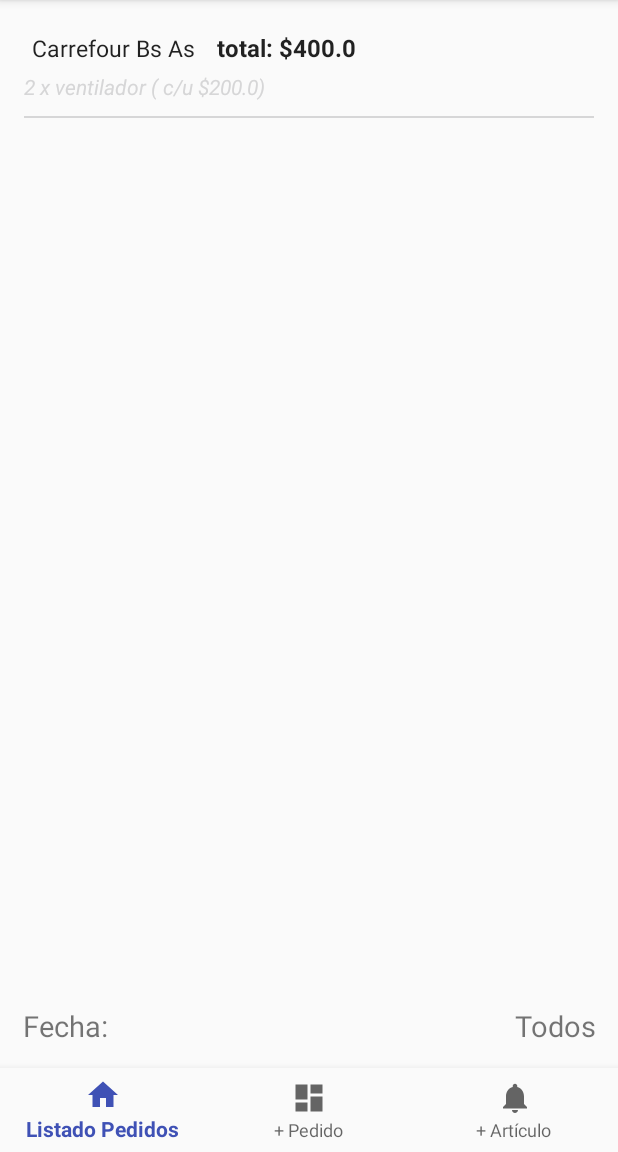
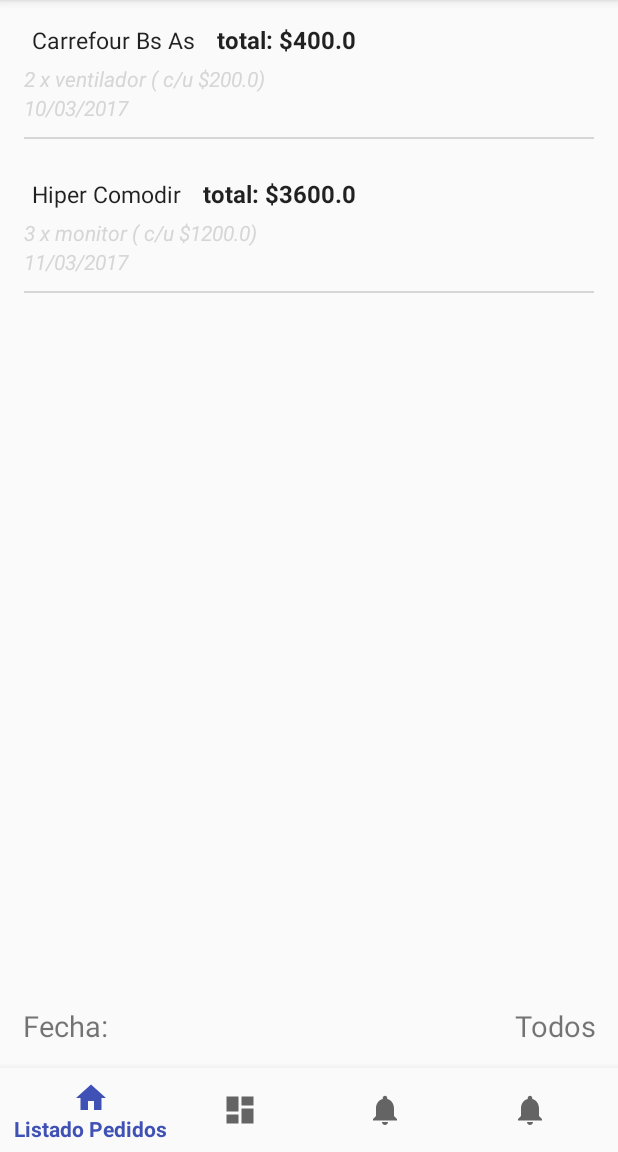
Before and after one commit to dengue8830/mvp, an Android app: the screen it shows after launch (MainActivity), on a phone screen of 412 x 824 dp, the part 84-1236 px from its top. Run offline under Robolectric (Android 15) with nearby library versions, the phone set to English and light mode, and no system bars; libraries missing offline, so code that uses them is left out: com.codetroopers.betterpickers.

Commit message:
agregando nuevo cliente

```diff
--- a/app/src/main/java/com/amla/examen2/adapters/ListadoPedidosAdapter.java
+++ b/app/src/main/java/com/amla/examen2/adapters/ListadoPedidosAdapter.java
@@ -11,7 +11,9 @@ import com.amla.examen2.model.vo.Pedido;
 
 import org.w3c.dom.Text;
 
+import java.text.SimpleDateFormat;
 import java.util.List;
+import java.util.Locale;
 
 public class ListadoPedidosAdapter extends RecyclerView.Adapter<ListadoPedidosAdapter.ViewHolder> {
 
@@ -34,6 +36,8 @@ public class ListadoPedidosAdapter extends RecyclerView.Adapter<ListadoPedidosAd
         holder.mCliente.setText(holder.mPedido.getCliente().getNombre());
         holder.mTotal.setText(" total: $"+holder.mPedido.getTotal());
         holder.mDetallePedido.setText(holder.mPedido.getCantidad()+" x "+holder.mPedido.getArticulo().getNombre() + " ( c/u $"+holder.mPedido.getArticulo().getPrecio()+")");
+        SimpleDateFormat sdf = new SimpleDateFormat("dd/MM/yyyy", Locale.US);
+        holder.mFecha.setText(sdf.format(holder.mPedido.getFecha().getTime()));
     }
 
     @Override
@@ -47,6 +51,7 @@ public class ListadoPedidosAdapter extends RecyclerView.Adapter<ListadoPedidosAd
         final TextView mTotal;
         final TextView mCliente;
         final TextView mDetallePedido;
+        final TextView mFecha;
         Pedido mPedido;
 
         ViewHolder(View view) {
@@ -55,6 +60,7 @@ public class ListadoPedidosAdapter extends RecyclerView.Adapter<ListadoPedidosAd
             mTotal = (TextView) view.findViewById(R.id.total);
             mCliente = (TextView) view.findViewById(R.id.cliente);
             mDetallePedido = (TextView) view.findViewById(R.id.detalle_pedido);
+            mFecha = (TextView) view.findViewById(R.id.fecha);
         }
     }
 }
--- a/app/src/main/java/com/amla/examen2/model/service/ClienteService.java
+++ b/app/src/main/java/com/amla/examen2/model/service/ClienteService.java
@@ -18,4 +18,8 @@ public class ClienteService {
     public static List<Cliente> getClientes(){
         return clientes;
     }
+
+    public static void addCliente(String nombre, String direccion) {
+        clientes.add(new Cliente(clientes.size()+1, nombre, direccion));
+    }
 }
--- a/app/src/main/java/com/amla/examen2/model/service/PedidoService.java
+++ b/app/src/main/java/com/amla/examen2/model/service/PedidoService.java
@@ -12,7 +12,13 @@ public class PedidoService {
     private static List<Pedido> pedidos = new ArrayList<>();
 
     static {
-        pedidos.add(new Pedido(pedidos.size()+1, ArticuloService.getArticulos().get(0), ClienteService.getClientes().get(0), 2));
+        Calendar cal = Calendar.getInstance();
+        cal.set(Calendar.DAY_OF_MONTH, 10);
+        pedidos.add(new Pedido(pedidos.size()+1, ArticuloService.getArticulos().get(0), ClienteService.getClientes().get(0), 2, cal));
+
+        Calendar cal2 = Calendar.getInstance();
+        cal2.set(Calendar.DAY_OF_MONTH, 11);
+        pedidos.add(new Pedido(pedidos.size()+1, ArticuloService.getArticulos().get(1), ClienteService.getClientes().get(1), 3, cal2));
     }
 
     public static List<Pedido> getPedidos(){
--- a/app/src/main/java/com/amla/examen2/model/vo/Pedido.java
+++ b/app/src/main/java/com/amla/examen2/model/vo/Pedido.java
@@ -13,6 +13,14 @@ public class Pedido {
         this.id = id;
         this.articulo = articulo;
         this.fecha = Calendar.getInstance();
+        this.cantidad = cantidad;
+        this.cliente = cliente;
+    }
+
+    public Pedido(int id, Articulo articulo, Cliente cliente, int cantidad, Calendar fecha) {
+        this.id = id;
+        this.articulo = articulo;
+        this.fecha = fecha;
         this.cantidad = cantidad;
         this.cliente = cliente;
     }
--- a/app/src/main/java/com/amla/examen2/presenter/MainPresenter.java
+++ b/app/src/main/java/com/amla/examen2/presenter/MainPresenter.java
@@ -9,13 +9,15 @@ public class MainPresenter {
         mMainActivity = mainActivity;
     }
 
-    public void opcionClickeada(int itemId, final int nuevoPedidoOption, int listaPedidosOption, int nuevoArticuloOption){
+    public void opcionClickeada(int itemId, final int nuevoPedidoOption, int listaPedidosOption, int nuevoArticuloOption, int nuevoClienteOption){
         if (itemId == listaPedidosOption){
             mMainActivity.navegarListaPedidos();
         } else if (itemId == nuevoPedidoOption) {
             mMainActivity.navegarNuevoPedido();
         } else  if (itemId == nuevoArticuloOption) {
             mMainActivity.navegarNuevoArticulo();
+        } else if(itemId == nuevoClienteOption) {
+            mMainActivity.navegarNuevoCliente();
         }
     }
 }
--- a/app/src/main/res/layout/fragment_listadopedidos_item.xml
+++ b/app/src/main/res/layout/fragment_listadopedidos_item.xml
@@ -3,7 +3,7 @@
     android:layout_width="match_parent"
     android:layout_height="wrap_content"
     android:orientation="vertical"
-    android:layout_marginTop="15dp"
+    android:layout_marginTop="10dp"
     android:layout_marginBottom="10dp">
 
     <LinearLayout
@@ -35,6 +35,13 @@
         android:textStyle="italic"
         android:textColor="@color/ampm_text_color"/>
 
+    <TextView
+        android:id="@+id/fecha"
+        android:layout_width="match_parent"
+        android:layout_height="wrap_content"
+        android:textStyle="italic"
+        android:textColor="@color/ampm_text_color" />
+
     <View
         android:layout_width="match_parent"
         android:layout_height="1dp"
--- a/app/src/main/res/layout/fragment_nuevo_pedido.xml
+++ b/app/src/main/res/layout/fragment_nuevo_pedido.xml
@@ -1,7 +1,6 @@
 <RelativeLayout xmlns:android="http://schemas.android.com/apk/res/android"
     android:layout_width="match_parent"
-    android:layout_height="match_parent"
-    android:padding="15dp">
+    android:layout_height="match_parent">
 
     <Button
         android:id="@+id/btnGuardarPedido"
@@ -18,7 +17,8 @@
         android:layout_height="wrap_content"
         android:orientation="vertical"
         android:layout_alignParentTop="true"
-        android:layout_above="@+id/btnGuardarPedido">
+        android:layout_above="@+id/btnGuardarPedido"
+        android:padding="15dp">
 
         <LinearLayout
             android:layout_width="match_parent"
--- a/app/src/main/res/menu/navigation.xml
+++ b/app/src/main/res/menu/navigation.xml
@@ -16,4 +16,8 @@
         android:icon="@drawable/ic_notifications_black_24dp"
         android:title="@string/option_nuevo_articulo" />
 
+    <item
+        android:id="@+id/navigation_nuevo_cliente"
+        android:icon="@drawable/ic_notifications_black_24dp"
+        android:title="@string/option_nuevo_cliente" />
 </menu>
--- a/app/src/main/res/values/strings.xml
+++ b/app/src/main/res/values/strings.xml
@@ -3,4 +3,5 @@
     <string name="option_listado_pedidos">Listado Pedidos</string>
     <string name="option_nuevo_pedido">+ Pedido</string>
     <string name="option_nuevo_articulo">+ Artículo</string>
+    <string name="option_nuevo_cliente">+ Cliente</string>
 </resources>
```
Also changed, not shown: app/src/main/java/com/amla/examen2/presenter/NuevoClientePresenter.java (added, +33 -0 lines), app/src/main/java/com/amla/examen2/views/activities/MainActivity.java (+6 -1 lines), app/src/main/java/com/amla/examen2/views/fragments/NuevoClienteFragment.java (added, +67 -0 lines), app/src/main/res/layout/fragment_nuevo_cliente.xml (added, +60 -0 lines).
